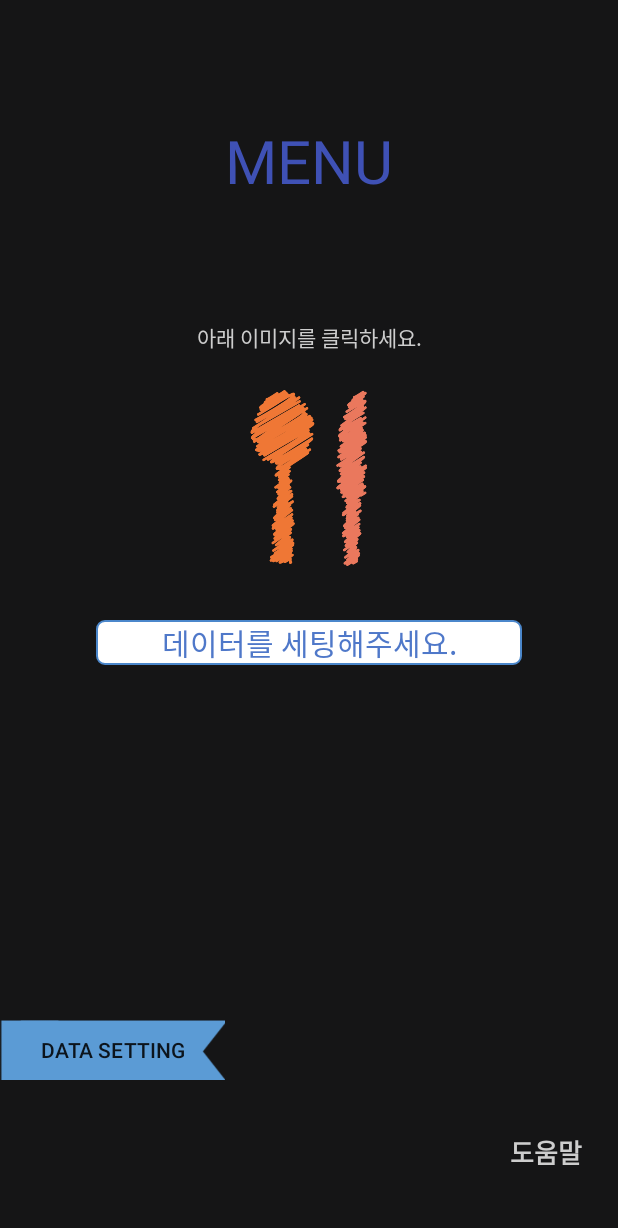
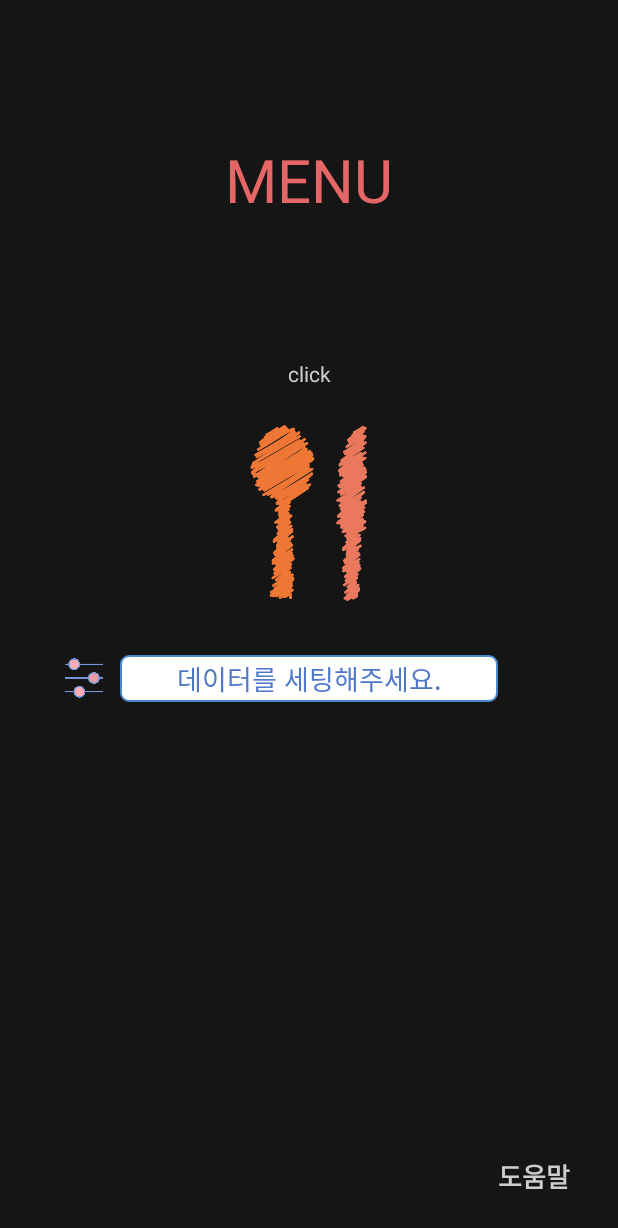
Before and after one commit to kimhyebeen/AndroidPJT_catchFood, an Android app: the screen it shows after launch (MainActivity), on a phone screen of 412 x 824 dp. Shown: the top 1228 px of the screen. Run offline under Robolectric (Android 15) with nearby library versions, the phone set to English and light mode, and no system bars; our stand-ins replace AdMob.

Commit message:
[v2.0.1] main - 데이터 세팅 버튼 디자인 및 위치 변경, title 색상 변경

```diff
--- a/ver02/app/src/main/java/com/andpjt/catchfood/InitActivity.java
+++ b/ver02/app/src/main/java/com/andpjt/catchfood/InitActivity.java
@@ -33,9 +33,6 @@ public class InitActivity extends AppCompatActivity {
     protected void onCreate(Bundle savedInstanceState) {
         super.onCreate(savedInstanceState);
         setContentView(R.layout.activity_init);
-
-        ActionBar actionBar = getSupportActionBar();
-        actionBar.setTitle("초기 데이터 세팅");
 
         menuList0 = findViewById(R.id.menuList0);
         menuList1 = findViewById(R.id.menuList1);
--- a/ver02/app/src/main/java/com/andpjt/catchfood/MainActivity.java
+++ b/ver02/app/src/main/java/com/andpjt/catchfood/MainActivity.java
@@ -99,7 +99,7 @@ public class MainActivity extends AppCompatActivity {
         menuTextView = findViewById(R.id.menuTextView);
         preMenuText = findViewById(R.id.preMenuText);
         helpText = findViewById(R.id.helpText);
-        Button datasetButton = findViewById(R.id.datasetButton);
+        ImageView datasetButton = findViewById(R.id.datasetButton);
 
         /* 데이터베이스 세팅 */
         if (database == null) {
--- a/ver02/app/src/main/res/layout/activity_main.xml
+++ b/ver02/app/src/main/res/layout/activity_main.xml
@@ -12,7 +12,7 @@
         android:layout_width="wrap_content"
         android:layout_height="wrap_content"
         android:text="@string/title"
-        android:textColor="#3F51B5"
+        android:textColor="@color/coral"
         android:textSize="40sp"
         app:layout_constraintBottom_toTopOf="@+id/textView1"
         app:layout_constraintEnd_toEndOf="parent"
@@ -46,20 +46,19 @@
         android:id="@+id/menuTextView"
         android:layout_width="0dp"
         android:layout_height="wrap_content"
-        android:layout_marginStart="64dp"
-        android:layout_marginLeft="64dp"
-        android:layout_marginTop="32dp"
-        android:layout_marginEnd="64dp"
-        android:layout_marginRight="64dp"
+        android:layout_marginEnd="80dp"
+        android:layout_marginRight="80dp"
         android:background="@drawable/design_menutext"
         android:gravity="center"
+        android:paddingTop="2dp"
+        android:paddingBottom="2dp"
         android:text="@string/hint2"
         android:textColor="@color/cornFlowerBlue"
-        android:textSize="20sp"
-        app:layout_constraintBottom_toBottomOf="parent"
+        android:textSize="18sp"
+        app:layout_constraintBottom_toBottomOf="@+id/datasetButton"
         app:layout_constraintEnd_toEndOf="parent"
-        app:layout_constraintStart_toStartOf="parent"
-        app:layout_constraintTop_toTopOf="parent" />
+        app:layout_constraintStart_toEndOf="@+id/datasetButton"
+        app:layout_constraintTop_toTopOf="@+id/datasetButton" />
 
     <TextView
         android:id="@+id/preMenuText"
@@ -73,23 +72,13 @@
         app:layout_constraintStart_toStartOf="parent"
         app:layout_constraintTop_toBottomOf="@+id/menuTextView" />
 
-    <Button
-        android:id="@+id/datasetButton"
-        android:layout_width="150dp"
-        android:layout_height="40dp"
-        android:layout_marginBottom="24dp"
-        android:background="@drawable/setting_button"
-        android:text="@string/settingButton"
-        app:layout_constraintBottom_toTopOf="@+id/helpText"
-        app:layout_constraintStart_toStartOf="parent" />
-
     <TextView
         android:id="@+id/helpText"
         android:layout_width="wrap_content"
         android:layout_height="48dp"
-        android:layout_marginEnd="24dp"
-        android:layout_marginRight="24dp"
-        android:layout_marginBottom="32dp"
+        android:layout_marginEnd="32dp"
+        android:layout_marginRight="32dp"
+        android:layout_marginBottom="16dp"
         android:gravity="center_vertical"
         android:text="@string/help"
         android:textColor="@color/lightPink"
@@ -112,4 +101,17 @@
         app:layout_constraintEnd_toEndOf="parent"
         app:layout_constraintStart_toStartOf="parent"></com.google.android.gms.ads.AdView>
 
+    <ImageView
+        android:id="@+id/datasetButton"
+        android:layout_width="48dp"
+        android:layout_height="48dp"
+        android:layout_marginStart="32dp"
+        android:layout_marginLeft="32dp"
+        android:layout_marginTop="80dp"
+        android:padding="10dp"
+        app:layout_constraintBottom_toBottomOf="parent"
+        app:layout_constraintStart_toStartOf="parent"
+        app:layout_constraintTop_toTopOf="parent"
+        app:srcCompat="@drawable/btn_setting" />
+
 </androidx.constraintlayout.widget.ConstraintLayout>
--- a/ver02/app/src/main/res/values/strings.xml
+++ b/ver02/app/src/main/res/values/strings.xml
@@ -3,7 +3,7 @@
     <string name="title">MENU</string>
     <string name="title2">Add Data</string>
     <string name="title3">초기 데이터 세팅</string>
-    <string name="textView1">아래 이미지를 클릭하세요.</string>
+    <string name="textView1">click</string>
     <string name="textView2">LIST</string>
     <string name="menu">menu name</string>
     <string name="texthint">write here</string>
```
Also changed, not shown: ver02/app/src/main/res/drawable-v24/btn_setting.png (added), ver02/app/src/main/res/drawable/btn_setting.png (added).
